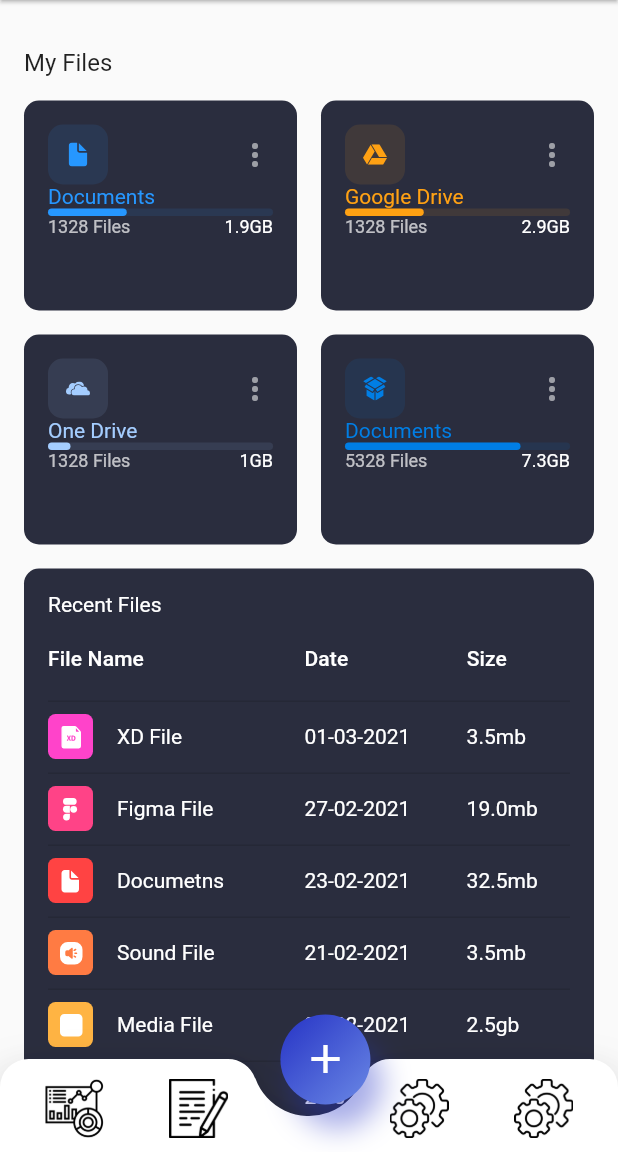
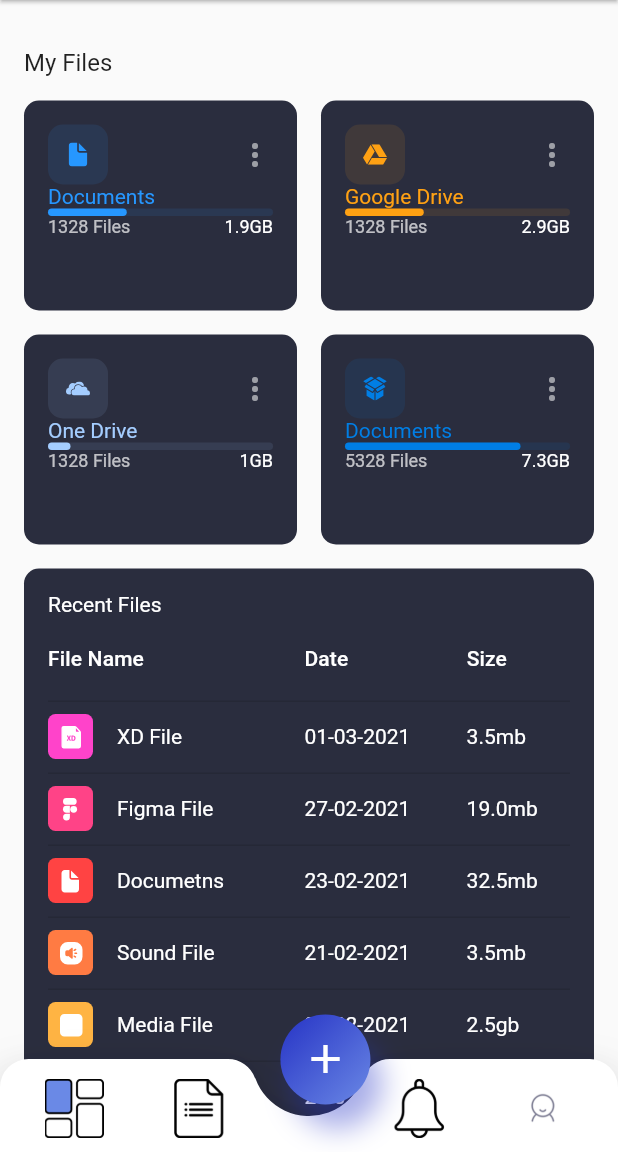
Before and after one commit to MohamedCharaabi/pfeFlutter, a Flutter app: the AdminAppHomeScreen screen opened directly, on a phone screen of 412 x 824 dp, the part 84-1236 px from its top. Run offline on Flutter 3.47's test engine with Material 2 defaults, Android fonts, the phone set to English and light mode, and no system bars; drawn by our look-alikes of shimmer; our stand-ins replace fl_chart, flutter_svg, fluttertoast, font_awesome_flutter, image_picker, scrollable_positioned_list and 2 more; missing offline and left inert: cloudinary_public, direct_select_flutter, filter_list, flutter_colored_progress_indicators; accounts and stored records are empty; Roboto replaces fonts that are missing (WorkSans); project files that could hold a hidden picture were left out.

Commit message:
last commit

```diff
--- a/lib/screens/admin_app/models/tabIcon_data.dart
+++ b/lib/screens/admin_app/models/tabIcon_data.dart
@@ -19,28 +19,28 @@ class TabIconData {
   static List<TabIconData> tabIconsList = <TabIconData>[
     TabIconData(
       imagePath: 'assets/fitness_app/dash.png',
-      selectedImagePath: 'assets/fitness_app/dash.png',
+      selectedImagePath: 'assets/fitness_app/dash_s1.png',
       index: 0,
       isSelected: true,
       animationController: null,
     ),
     TabIconData(
-      imagePath: 'assets/fitness_app/requests.png',
-      selectedImagePath: 'assets/fitness_app/requests_s1.png',
+      imagePath: 'assets/fitness_app/form.png',
+      selectedImagePath: 'assets/fitness_app/form_s1.png',
       index: 1,
       isSelected: false,
       animationController: null,
     ),
     TabIconData(
-      imagePath: 'assets/fitness_app/settings.png',
-      selectedImagePath: 'assets/fitness_app/settings.png',
+      imagePath: 'assets/fitness_app/notif.png',
+      selectedImagePath: 'assets/fitness_app/notif_s1.png',
       index: 2,
       isSelected: false,
       animationController: null,
     ),
     TabIconData(
-      imagePath: 'assets/fitness_app/settings.png',
-      selectedImagePath: 'assets/fitness_app/settings.png',
+      imagePath: 'assets/fitness_app/person.png',
+      selectedImagePath: 'assets/fitness_app/person_s1.png',
       index: 3,
       isSelected: false,
       animationController: null,
--- a/lib/widgets/custom_drawer/home_drawer.dart
+++ b/lib/widgets/custom_drawer/home_drawer.dart
@@ -131,7 +131,7 @@ class _HomeDrawerState extends State<HomeDrawer> {
                             child: ClipRRect(
                               borderRadius:
                                   const BorderRadius.all(Radius.circular(60.0)),
-                              child: Image.asset('assets/images/userImage.png'),
+                              child: FlutterLogo(),
                             ),
                           ),
                         ),
```
Also changed, not shown: lib/screens/auth/login.dart (+14 -0 lines), assets/fitness_app/dash.png, assets/fitness_app/dash_s1.png (added), assets/fitness_app/form.png (added), assets/fitness_app/form_s1.png (added), assets/fitness_app/notif.png (added), assets/fitness_app/notif_s1.png (added), assets/fitness_app/person.png (renamed from assets/fitness_app/tab_4.png), assets/fitness_app/person_s1.png (renamed from assets/fitness_app/tab_4s.png).
